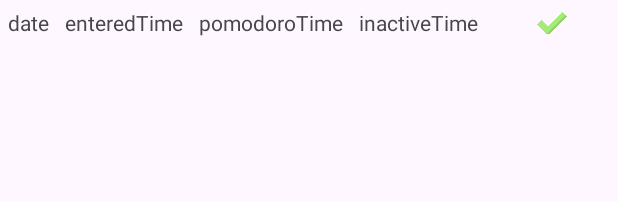
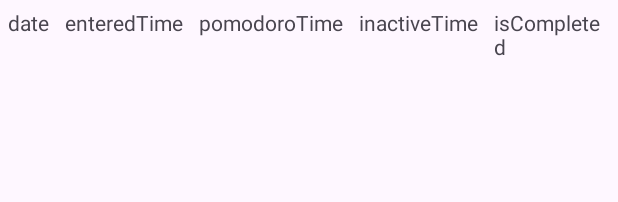
Before and after one commit to semihbag/StudyFlow-CSE3044, an Android app: the layout analysis_row.xml on its own in the app's theme, with its tools: preview values and no code run, on a phone screen of 412 x 824 dp. Shown: the top 202 px of the screen. Run offline under Robolectric (Android 15) with nearby library versions, the phone set to English and light mode, and no system bars.

Commit message:
recyclerview layout error

```diff
--- a/app/src/main/java/com/example/studyflow/view/analysisview/AnalysisFragment.kt
+++ b/app/src/main/java/com/example/studyflow/view/analysisview/AnalysisFragment.kt
@@ -58,6 +58,9 @@ class AnalysisFragment : Fragment(), TagBottomSheetDialogClickListener, Analysis
         viewModel.pomodoroItems.observe(viewLifecycleOwner, Observer { pomodoros ->
             allPomodorosOfTag = pomodoros
             calculateTotalTime()
+
+            view?.findViewById<RecyclerView>(R.id.analysisRecyclerView)?.visibility = View.VISIBLE
+            recyclerAdapter.updatePomodoroList(pomodoros)
         })
     }
 
--- a/app/src/main/java/com/example/studyflow/view/pomodoroView/PomodoroFragment.kt
+++ b/app/src/main/java/com/example/studyflow/view/pomodoroView/PomodoroFragment.kt
@@ -154,6 +154,7 @@ class PomodoroFragment : Fragment(), PomodoroFragmentClickListener, TagBottomShe
                             pomodoro = Pomodoro(calendarStart!!.timeInMillis, calendarEnd!!.timeInMillis,enteredTimeInMilsec,totalTimeInMilsec,0,calculateInActiveTime(),tagID,0)
                         }
                         viewModel.insertPomodoro(pomodoro)
+                        pomodoroID = viewModel.pomodoroID.value
                         observeLiveData()
                         binding.InfoText.setText("Break")
                     }
--- a/app/src/main/res/layout/analysis_row.xml
+++ b/app/src/main/res/layout/analysis_row.xml
@@ -2,17 +2,15 @@
 <layout xmlns:android="http://schemas.android.com/apk/res/android"
     xmlns:app="http://schemas.android.com/apk/res-auto"
     xmlns:tools="http://schemas.android.com/tools"
-    android:layout_width="match_parent"
-    android:layout_height="wrap_content"
     android:orientation="horizontal"
     tools:context=".view.analysisview.AnalysisFragment">
 
     <androidx.constraintlayout.widget.ConstraintLayout
         android:layout_width="match_parent"
-        android:layout_height="wrap_content">
+        android:layout_height="match_parent">
         <LinearLayout
-            android:layout_width="wrap_content"
-            android:layout_height="wrap_content"
+            android:layout_width="match_parent"
+            android:layout_height="match_parent"
             tools:ignore="MissingConstraints">
 
             <TextView
@@ -43,12 +41,19 @@
                 android:layout_margin="5dp"
                 android:text="inactiveTime" />
 
-            <ImageView
+            <TextView
+                android:id="@+id/isCompleted"
+                android:layout_width="wrap_content"
+                android:layout_height="wrap_content"
+                android:layout_margin="5dp"
+                android:text="isCompleted" />
+
+<!--            <ImageView
                 android:id="@+id/isCompleted"
                 android:layout_width="wrap_content"
                 android:layout_height="20dp"
                 android:layout_margin="5dp"
-                app:srcCompat="@drawable/icon_done2" />
+                app:srcCompat="@drawable/icon_done2" />-->
 
         </LinearLayout>
     </androidx.constraintlayout.widget.ConstraintLayout>
```
Also changed, not shown: app/src/main/java/com/example/studyflow/adapter/analysis/AnalysisDetailAdapter.kt (+10 -6 lines), app/src/main/res/layout/fragment_analysis.xml (+5 -6 lines).
